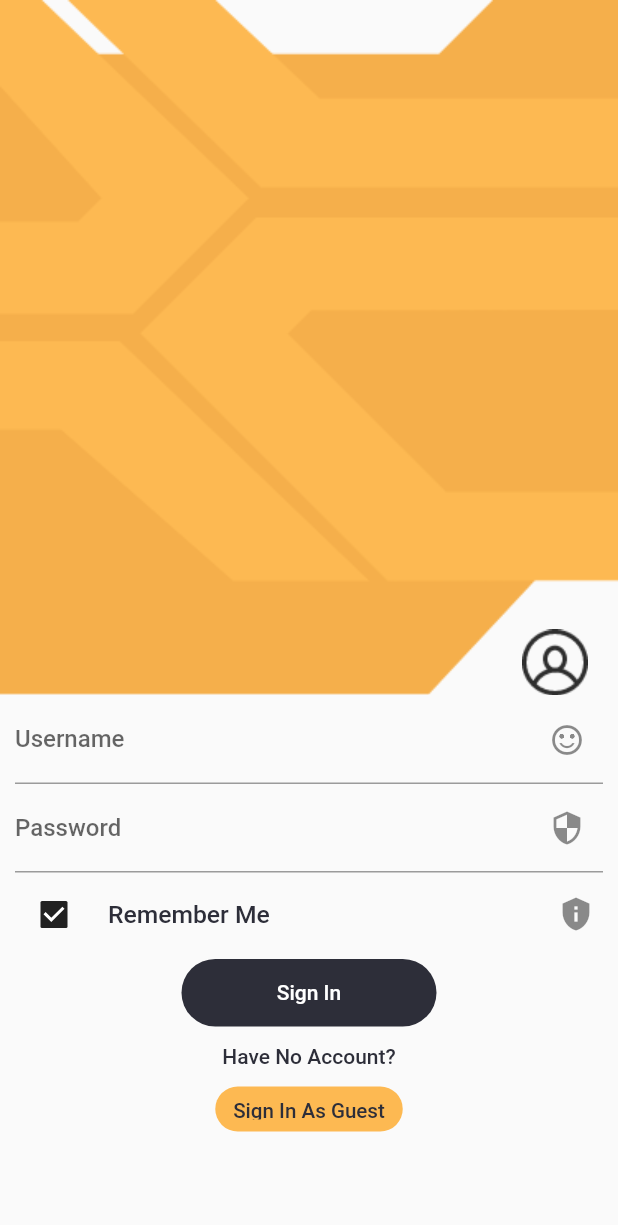
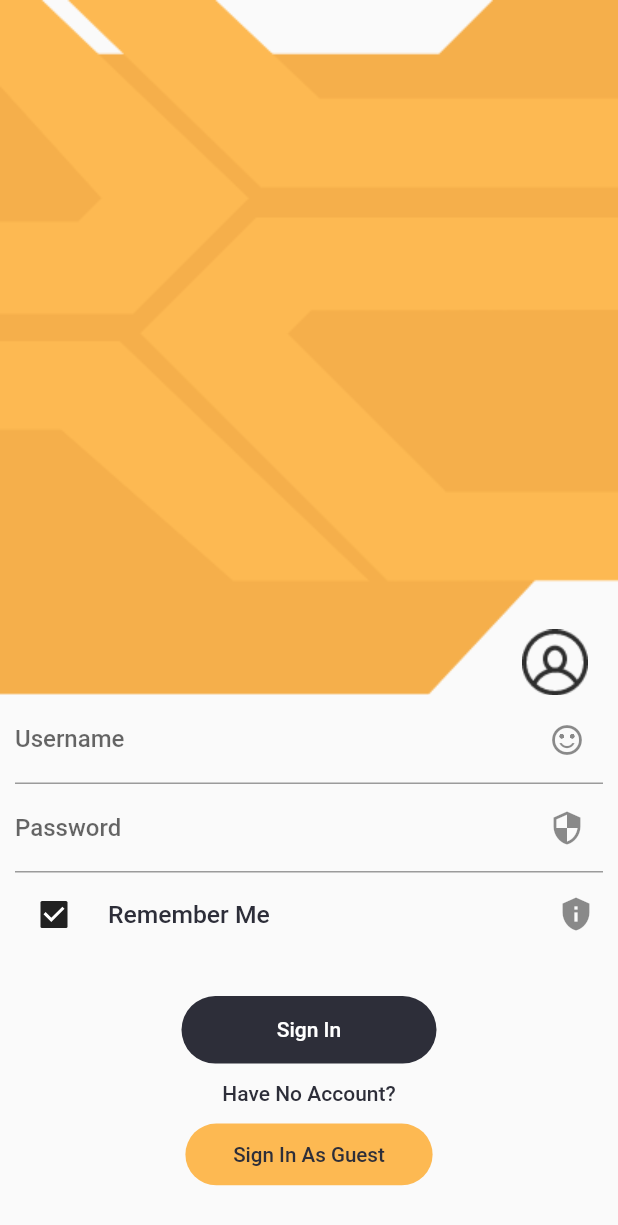
Before and after one commit to Riyadhalali/the_jewel, a Flutter app: the SignIn screen opened directly, on a phone screen of 412 x 824 dp. Shown: the top 1225 px of the screen. Run offline on Flutter 3.47's test engine with Material 2 defaults, Android fonts, the phone set to English and light mode, and no system bars; our stand-ins replace auto_size_text, easy_localization, fluttertoast, modal_progress_hud, shared_preferences, sizer; accounts and stored records are empty.

Commit message:
- Sign in Activity: Fixes: 1- Add space between buttons. 2- Changed size of signinasguest. - Select Country: Fixes: 1- Fixed Size of countries containers. 2- Fixed the size of selectcounty view.

```diff
--- a/lib/ui/selectcountry.dart
+++ b/lib/ui/selectcountry.dart
@@ -138,7 +138,7 @@ class _SelectCountryState extends State<SelectCountry> {
           Text(
             'selectcountry'.tr().toString(),
             style: TextStyle(
-                fontSize: 15.0.sp,
+                fontSize: 10.0.sp,
                 color: Colors.white,
                 fontWeight: FontWeight.bold),
           ),
@@ -152,7 +152,7 @@ class _SelectCountryState extends State<SelectCountry> {
     return GestureDetector(
         child: Container(
           height: 30.0.h,
-          width: 30.0.w,
+          width: 35.0.w,
           child: Image.asset(
             'assets/selectcountry/selectcountry_saudiarabia.png',
             fit: BoxFit.fill,
@@ -177,7 +177,7 @@ class _SelectCountryState extends State<SelectCountry> {
     return GestureDetector(
       child: Container(
         height: 30.0.h,
-        width: 30.0.w,
+        width: 35.0.w,
         child: Image.asset(
           'assets/selectcountry/selectcountry_uae.png',
           fit: BoxFit.fill,
--- a/lib/ui/signin.dart
+++ b/lib/ui/signin.dart
@@ -54,6 +54,9 @@ class _SignInState extends State<SignIn> {
               UsernameInput(),
               PasswordInput(),
               RememberMeCheckBox(),
+              SizedBox(
+                height: 3.0.h,
+              ),
               SignInButton(),
               NoAccountButton(),
               SignInAsGuestButton(),
@@ -250,8 +253,8 @@ class _SignInState extends State<SignIn> {
 //-> Sign in As guest Button
   Widget SignInAsGuestButton() {
     return Container(
-      width: 125,
-      height: 30,
+      width: 40.0.w,
+      height: 5.0.h,
       decoration: BoxDecoration(
         borderRadius: BorderRadius.circular(25.0),
         color: const Color(0xfffdb952),
```
